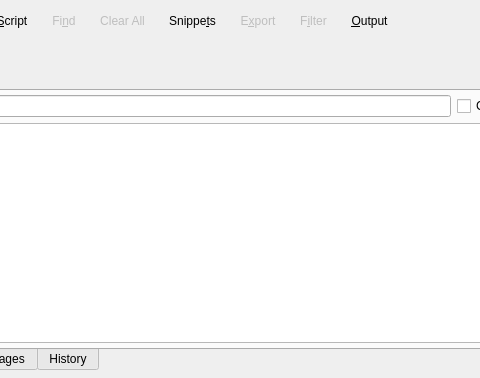
Before: the Qt Designer form libs/libgui/ui/tools/sqlexecutionwidget.ui in pgmodeler/pgmodeler, drawn with Qt 5; both pictures show x 111 to 591 and y 0 to 378 of the 1416 by 378 pixel window.
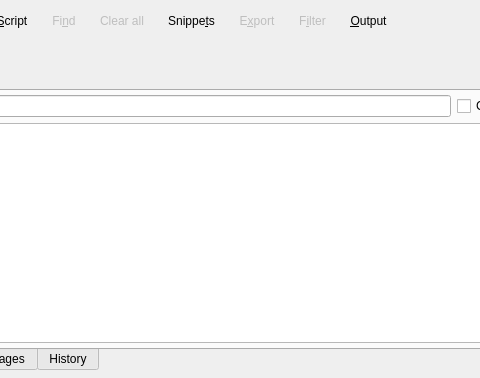
After: the same form once the commit is applied. Icons and pictures are not drawn.

What changed in the file:
```diff
--- a/libs/libgui/ui/tools/sqlexecutionwidget.ui
+++ b/libs/libgui/ui/tools/sqlexecutionwidget.ui
@@ -303,7 +303,7 @@
         <string>Clear sql input field and results</string>
        </property>
        <property name="text">
-        <string>Clear All</string>
+        <string>Clear all</string>
        </property>
        <property name="icon">
         <iconset resource="../../res/resources.qrc">
```
Left out of the diff: 2 changed lines with no effect on the pictures.
